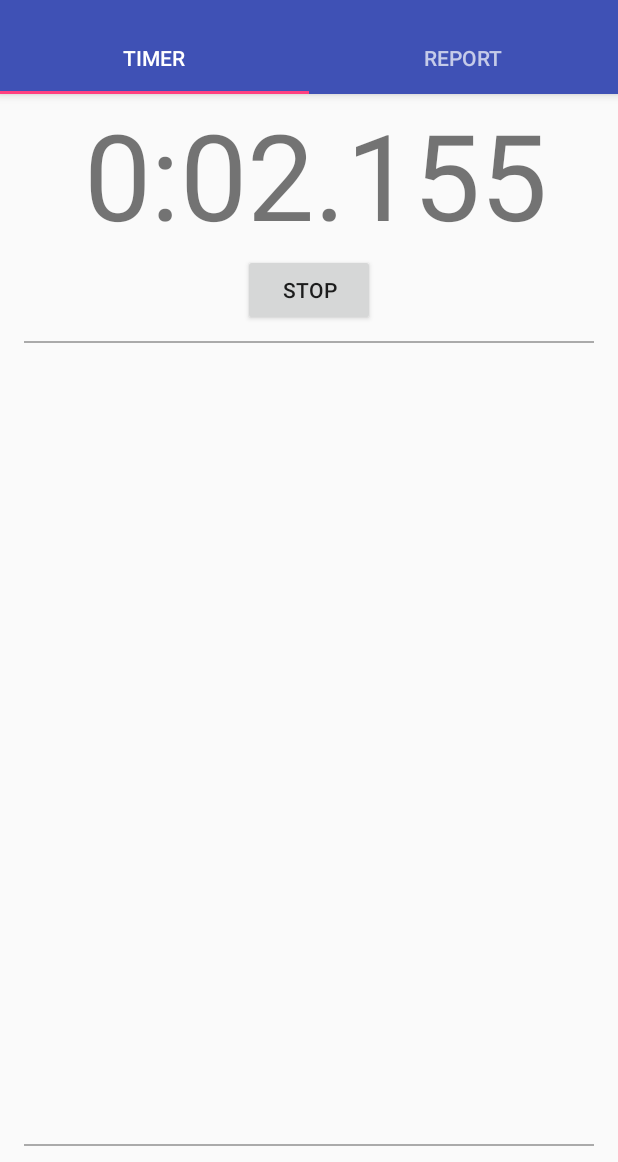
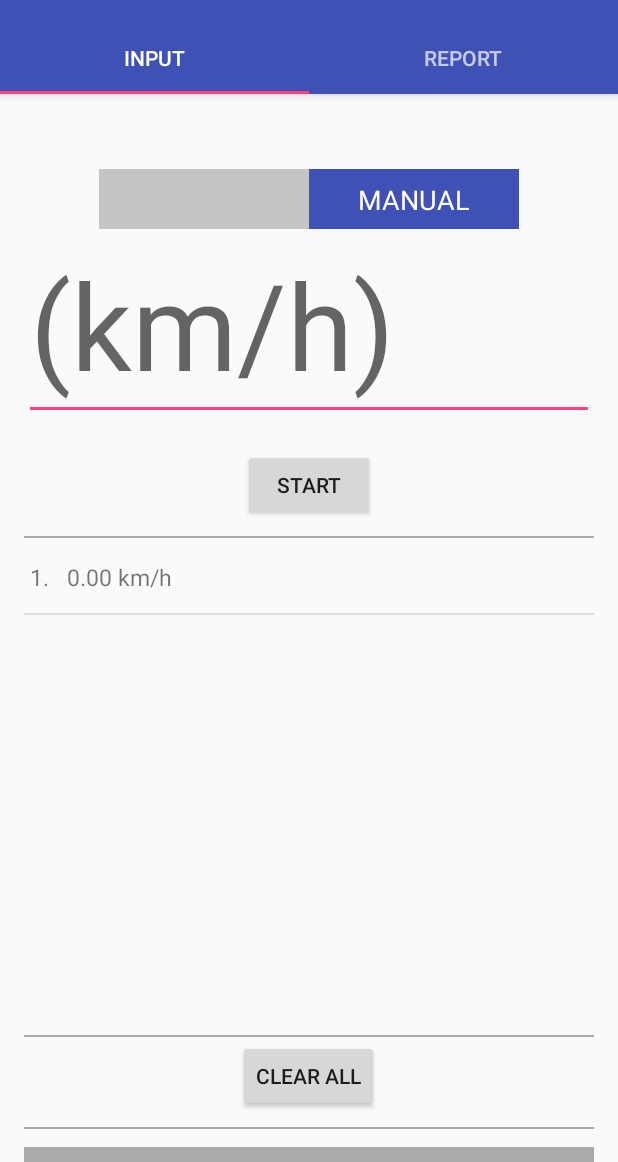
Before and after one commit to otaconisme/FizahTimer, an Android app: the screen it shows after launch (MainActivity), after a tap on "START", on a phone screen of 412 x 824 dp, the part 74-1236 px from its top. Run offline under Robolectric (Android 15) with nearby library versions, the phone set to English and light mode, and no system bars; 1 statement that could not run was skipped; 1 other tap on this screen came first.

Commit message:
Added switch button and clear all button

```diff
--- a/app/src/main/java/com/otaconisme/myapplication/DataEntry.java
+++ b/app/src/main/java/com/otaconisme/myapplication/DataEntry.java
@@ -13,6 +13,10 @@ public class DataEntry {
         setTime(time);
         setDistance(distance);
         updateSpeed();
+    }
+
+    DataEntry(double speed){
+        setSpeedKMH(speed);
     }
 
     public long getTime() {
--- a/app/src/main/java/com/otaconisme/myapplication/MainActivity.java
+++ b/app/src/main/java/com/otaconisme/myapplication/MainActivity.java
@@ -19,7 +19,9 @@ import android.view.View;
 import android.view.inputmethod.InputMethodManager;
 import android.widget.Button;
 import android.widget.EditText;
+import android.widget.Switch;
 import android.widget.TextView;
+import android.widget.ViewSwitcher;
 
 import java.util.ArrayList;
 
@@ -65,7 +67,6 @@ public class MainActivity extends AppCompatActivity {
 
         TabLayout tabLayout = (TabLayout) findViewById(R.id.tabs);
         tabLayout.setupWithViewPager(mViewPager);
-
 
         /*
         FloatingActionButton fab = (FloatingActionButton) findViewById(R.id.fab);
@@ -136,7 +137,7 @@ public class MainActivity extends AppCompatActivity {
         public CharSequence getPageTitle(int position) {
             switch (position) {
                 case 0:
-                    return "Timer";
+                    return "Input";
                 case 1:
                     return "Report";
             }
@@ -155,17 +156,44 @@ public class MainActivity extends AppCompatActivity {
     }
 
     public void startTimer(View view) {
-        Button button = (Button) findViewById(R.id.button_start_stop_timer);
-        if (button.getText().equals("Start")) {
-            button.setText(getString(R.string.button_stop_timer_text));
+        Switch inputSwitch = (Switch) findViewById(R.id.switch_input);
+
+        if(!inputSwitch.isChecked()) {
+
+
+            if (getMainButtonText().equals("Start")) {
+                setMainButtonText(getString(R.string.button_stop_timer_text));
                 startTime = System.currentTimeMillis();
                 mHandler.removeCallbacks(startTimer);
                 mHandler.postDelayed(startTimer, 0);
             } else {
-            button.setText(getString(R.string.button_start_timer_text));
+                setMainButtonText(getString(R.string.button_start_timer_text));
                 mHandler.removeCallbacks(startTimer);
                 //update to list
                 dataList.add(new DataEntry(totalTime, gDistanceInput));
+
+                notifyDataListChanged();
+            }
+        }else{
+
+            EditText editText = (EditText) findViewById(R.id.edit_text_input);
+            double input = Double.parseDouble(editText.getText().toString());
+            editText.setText("");
+            try {
+                if (!Double.isNaN(input)) {
+                    dataList.add(new DataEntry(input));
+
+                    notifyDataListChanged();
+
+                }
+            }catch (NullPointerException ne){
+                //do nothing
+            }
+
+        }
+    }
+
+    public void notifyDataListChanged(){
 
         runOnUiThread(new Runnable() {
             public void run() {
@@ -176,7 +204,8 @@ public class MainActivity extends AppCompatActivity {
                 }
             }
         });
-        }
+
+        showHideClearAll();
     }
 
     public void updateTimerDisplay(long totalTime) {
@@ -237,4 +266,31 @@ public class MainActivity extends AppCompatActivity {
         return super.dispatchTouchEvent(event);
     }
 
+    public void setMainButtonText(String text){
+        Button button = (Button) findViewById(R.id.button_start_stop_timer);
+        button.setText(text);
     }
+
+    public String getMainButtonText(){
+        Button button = (Button) findViewById(R.id.button_start_stop_timer);
+        return button.getText().toString();
+    }
+
+    public void clearAllDataEntry(View view){
+        dataList.clear();
+        notifyDataListChanged();
+    }
+
+    public void showHideClearAll(){
+        ViewSwitcher viewSwitcher = (ViewSwitcher) findViewById(R.id.view_switcher_clear_data_button);
+
+        if(dataList.size()>0){
+            View view = viewSwitcher.getNextView();
+            if(view instanceof Button){
+                viewSwitcher.showNext();
+            }
+        }else{
+            viewSwitcher.showNext();
+        }
+    }
+}
--- a/app/src/main/java/com/otaconisme/myapplication/TabTimer.java
+++ b/app/src/main/java/com/otaconisme/myapplication/TabTimer.java
@@ -5,6 +5,9 @@ import android.support.v4.app.Fragment;
 import android.view.LayoutInflater;
 import android.view.View;
 import android.view.ViewGroup;
+import android.widget.Button;
+import android.widget.Switch;
+import android.widget.ViewSwitcher;
 
 /**
  * Created by Zakwan on 3/1/2017.
@@ -13,9 +16,26 @@ import android.view.ViewGroup;
 public class TabTimer extends Fragment {
 
     @Override
-    public View onCreateView(LayoutInflater inflater, ViewGroup container,
+    public View onCreateView(final LayoutInflater inflater, ViewGroup container,
                              Bundle savedInstanceState) {
         View rootView = inflater.inflate(R.layout.tab_timer, container, false);
+
+        final ViewSwitcher inputViewSwitcher = (ViewSwitcher) rootView.findViewById(R.id.view_switcher_input);
+        //Switch between timer and manual input
+        final Switch inputSwitch =(Switch) rootView.findViewById(R.id.switch_input);
+        inputSwitch.setOnClickListener(new View.OnClickListener() {
+            @Override
+            public void onClick(View view){
+                if(inputSwitch.isChecked()){
+                    inputViewSwitcher.showNext();
+                }else{
+                    inputViewSwitcher.reset();
+                    inputViewSwitcher.showNext();
+                }
+
+            }
+        });
+
         return rootView;
     }
 }
--- /dev/null
+++ b/app/src/main/res/drawable/color_thumb.xml
@@ -0,0 +1,4 @@
+<shape xmlns:android="http://schemas.android.com/apk/res/android" android:shape="rectangle">
+    <size android:height="40dp"  />
+    <solid android:color="@color/colorPrimary" />
+</shape>
--- /dev/null
+++ b/app/src/main/res/drawable/gray_track.xml
@@ -0,0 +1,4 @@
+<shape xmlns:android="http://schemas.android.com/apk/res/android" android:shape="rectangle">
+    <size android:height="40dp"  />
+    <gradient android:height="40dp" android:startColor="#aaaaaaaa" android:endColor="#aaaaaaaa"/>
+</shape>
--- /dev/null
+++ b/app/src/main/res/drawable/thumb.xml
@@ -0,0 +1,6 @@
+<selector xmlns:android="http://schemas.android.com/apk/res/android">
+    <item android:state_enabled="false" android:drawable="@drawable/gray_track" />
+    <item android:state_pressed="true"  android:drawable="@drawable/color_thumb" />
+    <item android:state_checked="true"  android:drawable="@drawable/color_thumb" />
+    <item                               android:drawable="@drawable/color_thumb" />
+</selector>
--- /dev/null
+++ b/app/src/main/res/drawable/track.xml
@@ -0,0 +1,4 @@
+<selector xmlns:android="http://schemas.android.com/apk/res/android">
+    <item android:state_focused="true"  android:drawable="@drawable/color_thumb" />
+    <item                               android:drawable="@drawable/gray_track" />
+</selector>
--- a/app/src/main/res/layout/data_entry.xml
+++ b/app/src/main/res/layout/data_entry.xml
@@ -43,7 +43,7 @@
                 android:paddingRight="4dp"
                 android:background="@android:color/transparent"
                 android:imeOptions="actionDone"
-                android:inputType="phone"
+                android:inputType="numberDecimal"
                 android:textSize="15sp" />
 
             <Button
--- a/app/src/main/res/layout/tab_timer.xml
+++ b/app/src/main/res/layout/tab_timer.xml
@@ -7,12 +7,67 @@
     android:orientation="vertical"
     tools:context="com.otaconisme.myapplication.MainActivity">
 
-    <TextView
-        android:id="@+id/timer_display"
+    <Switch
+        android:id="@+id/switch_input"
+        android:switchTextAppearance="@style/InputSwitch"
+        android:layout_marginTop="50dp"
+        android:textOff="TIMER"
+        android:textOn="       MANUAL       "
+        android:showText="true"
+        android:thumb="@drawable/thumb"
+        android:track="@drawable/track"
+        android:layout_gravity="center_horizontal"
+        android:layout_width="wrap_content"
+        android:layout_height="wrap_content" />
+
+    <ViewSwitcher
+        android:id="@+id/view_switcher_input"
         android:layout_width="match_parent"
-        android:layout_height="wrap_content"
-        android:textSize="80sp"
-        android:text="  0:00.000"/>
+        android:layout_height="wrap_content">
+
+        <LinearLayout
+            android:orientation="vertical"
+            android:layout_width="match_parent"
+            android:layout_height="wrap_content">
+
+            <LinearLayout
+                android:layout_gravity="center_horizontal"
+                android:layout_width="wrap_content"
+                android:layout_height="wrap_content">
+
+                <TextView
+                    android:text="Distance: "
+                    android:layout_width="wrap_content"
+                    android:layout_height="wrap_content" />
+
+                <EditText
+                    android:textSize="14sp"
+                    android:text="100"
+                    android:hint="(m)"
+                    android:layout_width="wrap_content"
+                    android:layout_height="wrap_content" />
+            </LinearLayout>
+
+            <TextView
+                android:id="@+id/timer_display"
+                android:layout_width="match_parent"
+                android:layout_height="wrap_content"
+                android:textSize="80sp"
+                android:text="  0:00.000"/>
+
+        </LinearLayout>
+
+
+        <EditText
+            android:id="@+id/edit_text_input"
+            android:textSize="80sp"
+            android:inputType="numberDecimal"
+            android:ellipsize="start"
+            android:hint="(km/h)"
+            android:layout_width="match_parent"
+            android:layout_height="wrap_content" />
+
+    </ViewSwitcher>
 
     <Button
         android:id="@+id/button_start_stop_timer"
@@ -43,12 +98,37 @@
         android:layout_height="1dp"
         android:background="@android:color/darker_gray"/>
 
+    <ViewSwitcher
+        android:id="@+id/view_switcher_clear_data_button"
+        android:layout_width="match_parent"
+        android:layout_height="wrap_content">
+
+        <View
+            android:layout_width="match_parent"
+            android:layout_height="10sp"/>
+
+        <Button
+            android:layout_width="wrap_content"
+            android:layout_height="wrap_content"
+            android:layout_gravity="center_horizontal"
+            android:onClick="clearAllDataEntry"
+            android:text="Clear All"/>
+
+    </ViewSwitcher>
+
+    <View
+        android:layout_width="match_parent"
+        android:layout_marginTop="10dp"
+        android:layout_marginBottom="2dp"
+        android:layout_height="1dp"
+        android:background="@android:color/darker_gray"/>
+
     <View
         android:layout_width="match_parent"
         android:layout_marginTop="10dp"
         android:layout_marginBottom="2dp"
         android:layout_height="0dp"
-        android:layout_weight="1"
+        android:layout_weight="2"
         android:background="@android:color/darker_gray"/>
 
 </LinearLayout>
--- a/app/src/main/res/values/styles.xml
+++ b/app/src/main/res/values/styles.xml
@@ -17,4 +17,9 @@
 
     <style name="AppTheme.PopupOverlay" parent="ThemeOverlay.AppCompat.Light" />
 
+    <style name="InputSwitch">
+        <item name="android:textSize">18sp</item>
+        <item name="android:textColor">#FFFFFF</item>
+    </style>
+
 </resources>
```
Lines whose indentation alone changed are shown as unchanged.
